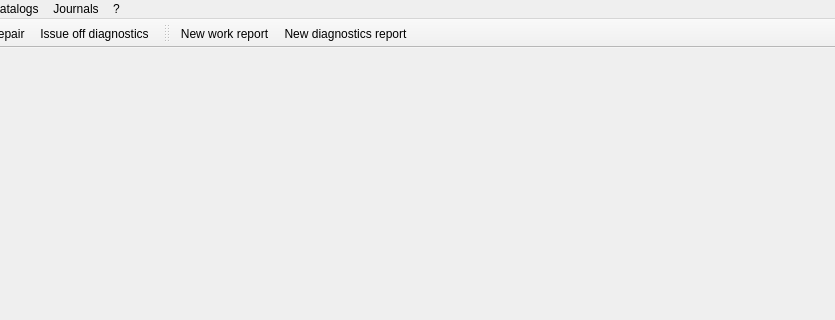
This is RepairCenter/mainwindow.ui in Feo-d-oR/YARC as Qt 5 draws it before an edit; both pictures show x 146 to 981 and y 0 to 320 of the 981 by 547 pixel window. The edited form follows.
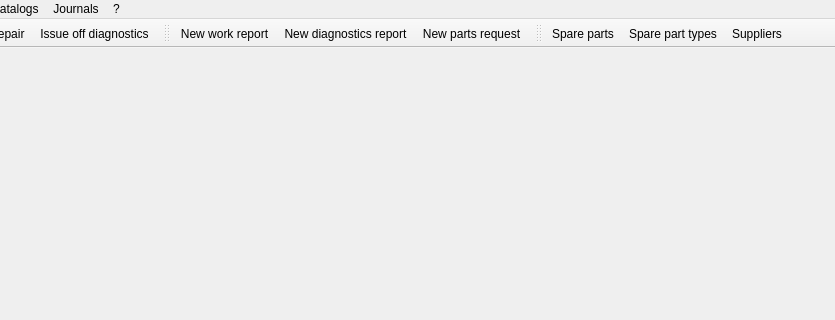
This is the edited form. Icons and pictures are not drawn.

Commit message: Added->Storekeeper user interface

```diff
--- a/RepairCenter/mainwindow.ui
+++ b/RepairCenter/mainwindow.ui
@@ -134,6 +134,21 @@
    </attribute>
    <addaction name="mNewWorkReport"/>
    <addaction name="mNewDiagReport"/>
+   <addaction name="mNewPartsRequest"/>
+  </widget>
+  <widget class="QToolBar" name="storekeeperToolBar">
+   <property name="windowTitle">
+    <string>toolBar</string>
+   </property>
+   <attribute name="toolBarArea">
+    <enum>TopToolBarArea</enum>
+   </attribute>
+   <attribute name="toolBarBreak">
+    <bool>false</bool>
+   </attribute>
+   <addaction name="mSpares"/>
+   <addaction name="mSpareTypes"/>
+   <addaction name="mSuppliers"/>
   </widget>
   <action name="exit">
    <property name="icon">
```
Left out of the diff: 20 changed lines with no effect on the pictures. The commit also changes 23 other files.
